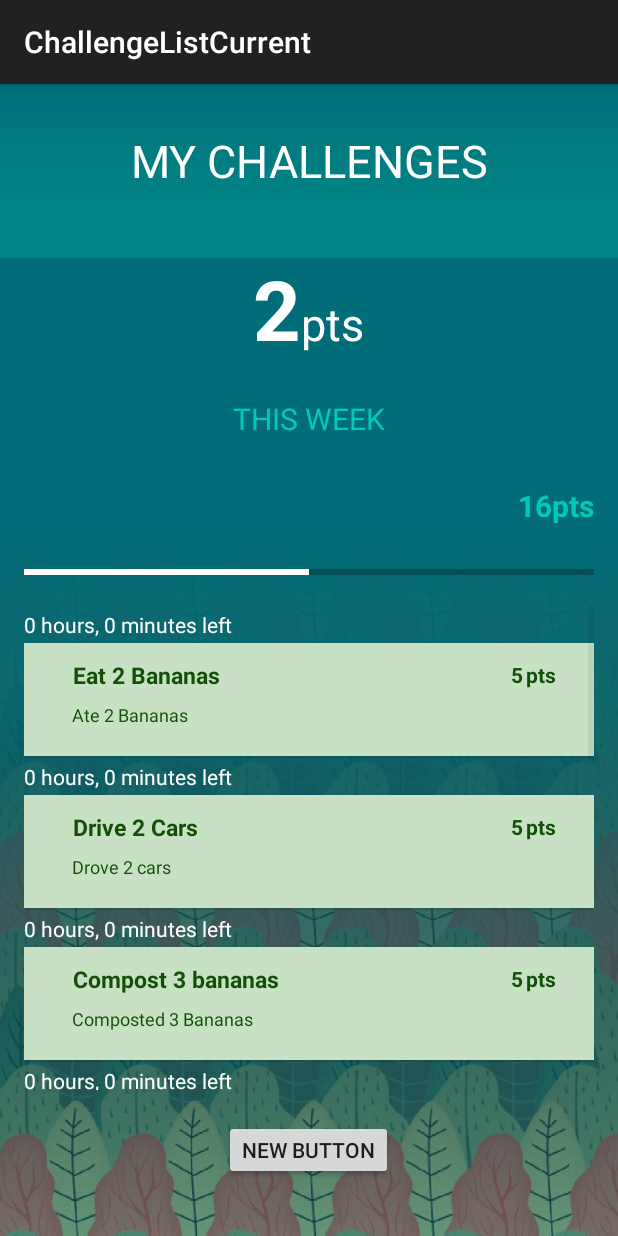
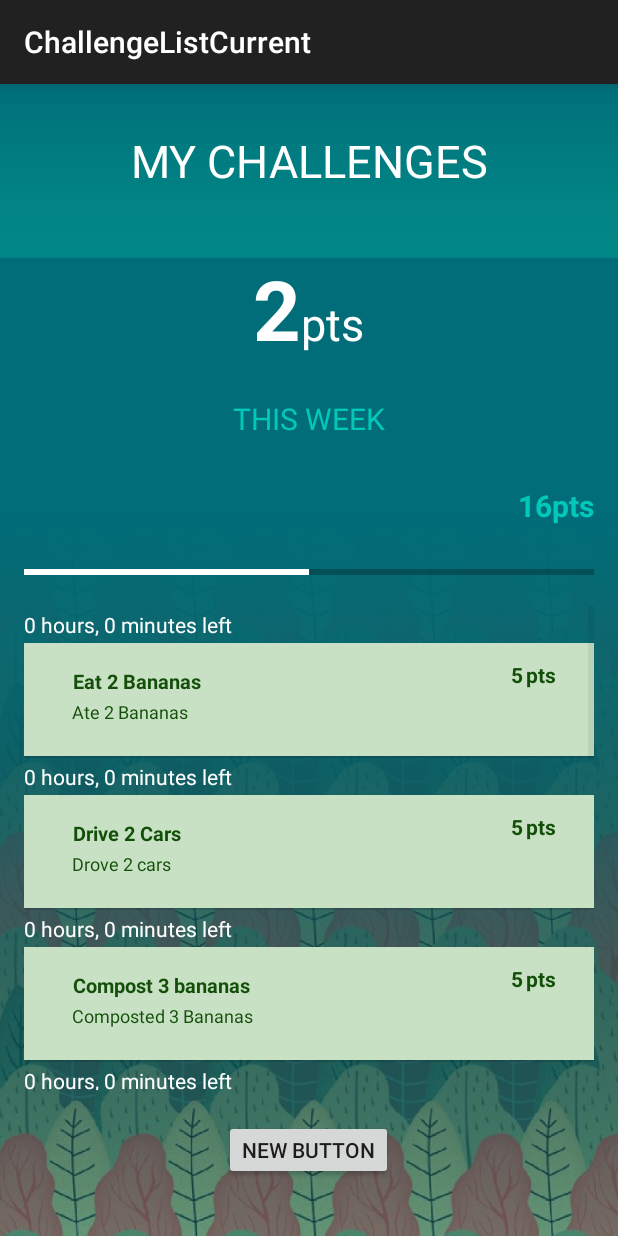
Before and after one commit to ahung93/EcoQuest, an Android app: the ChallengeListCurrent screen opened directly, with no data from a screen before it, on a phone screen of 412 x 824 dp. Run offline under Robolectric (Android 15) with nearby library versions, the phone set to English and light mode, and no system bars.

Commit message:
layout tweaks

```diff
--- a/app/src/main/res/layout/challenge_item.xml
+++ b/app/src/main/res/layout/challenge_item.xml
@@ -35,16 +35,17 @@
 
             <TextView
                 android:layout_width="0dp"
-                android:layout_height="fill_parent"
+                android:layout_height="46dp"
                 android:text="Take the Bus"
                 android:id="@+id/challenge_item_title"
-                android:gravity="left|center_vertical"
-                android:layout_gravity="left|center_vertical"
+                android:gravity="center_vertical|left"
+                android:layout_gravity="left"
                 android:layout_weight="0.76"
                 android:textColor="#134f09"
                 android:textStyle="bold"
-                android:textSize="15sp"
-                android:paddingTop="5dp" />
+                android:textSize="13.5sp"
+                android:paddingTop="5dp"
+                android:textIsSelectable="false" />
 
             <LinearLayout
                 android:orientation="horizontal"
@@ -92,14 +93,12 @@
 
             <TextView
                 android:layout_width="0dp"
-                android:layout_height="21dp"
+                android:layout_height="33dp"
                 android:text="Description"
                 android:id="@+id/challenge_item_description"
                 android:layout_weight="0.87"
-                android:gravity="center_vertical"
                 android:textColor="#134f09"
-                android:textSize="12sp"
-                android:layout_gravity="left|top" />
+                android:textSize="12sp" />
 
             <View
                 android:layout_width="0dp"
```
